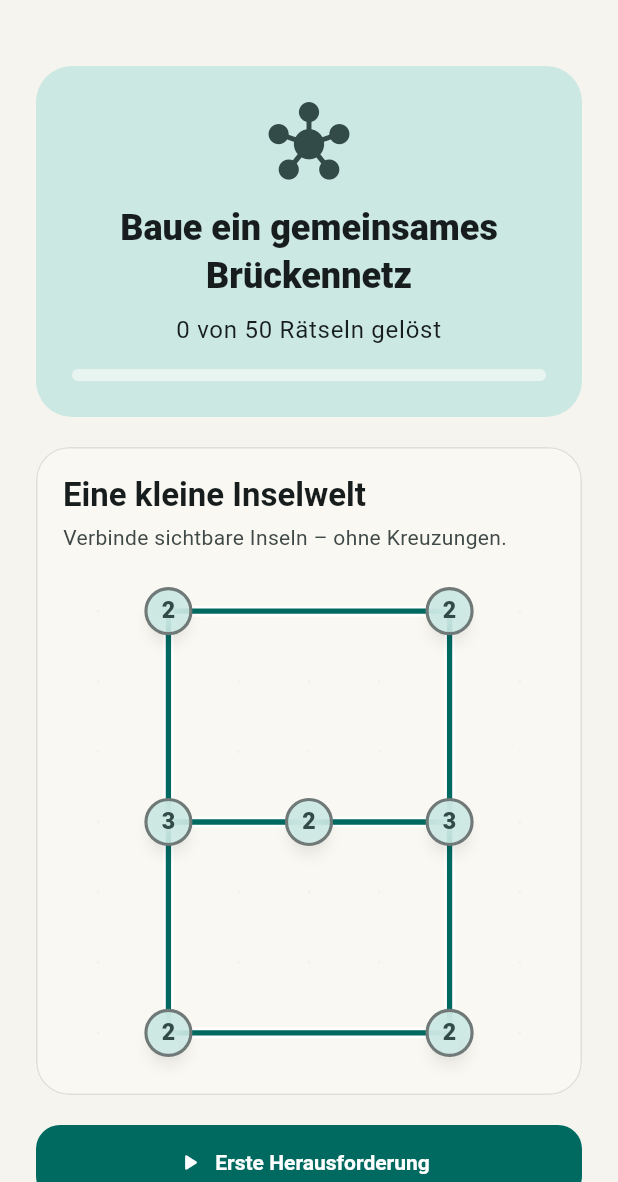
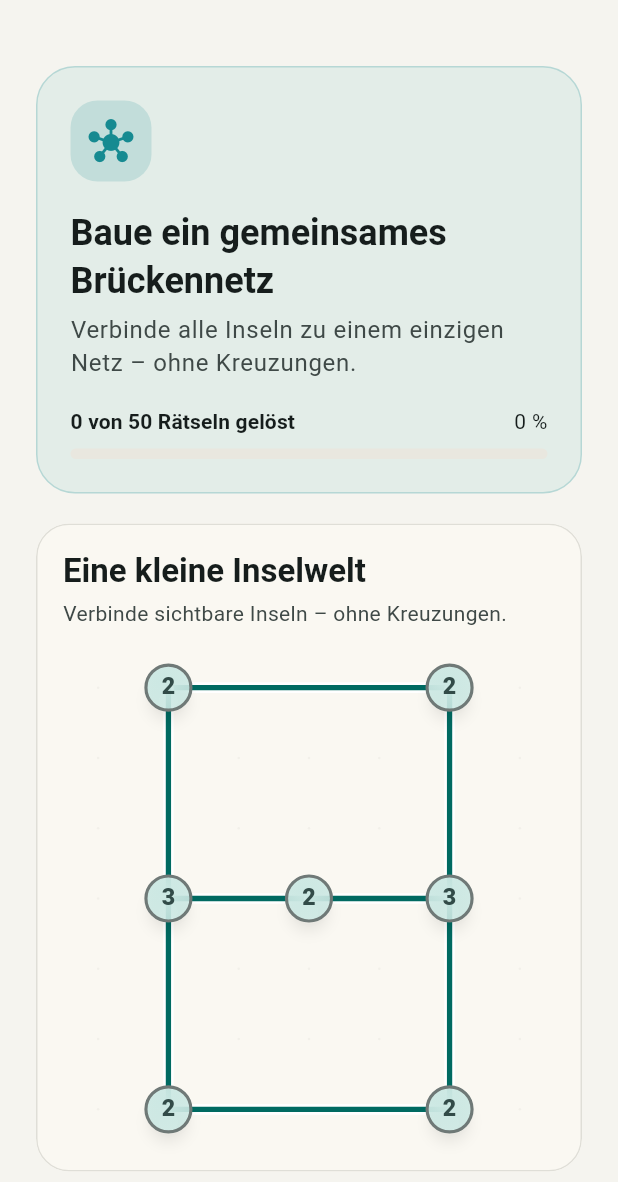
Before and after one commit to heinrichheinrichson-bit/PROJECT_LOGIC, a Flutter app: the screen it shows after launch, after a tap on "Hashi", on a phone screen of 412 x 824 dp, the part 54-1236 px from its top. Run offline on Flutter 3.47's test engine with Material 3 defaults, Android fonts, the phone set to English and light mode, and no system bars; our stand-ins replace shared_preferences.

Commit message:
Unify puzzle hub presentation

```diff
--- a/lib/app_theme.dart
+++ b/lib/app_theme.dart
@@ -98,6 +98,41 @@ abstract final class AppTheme {
           side: BorderSide(color: scheme.outlineVariant.withValues(alpha: .72)),
         ),
       ),
+      listTileTheme: ListTileThemeData(
+        contentPadding: const EdgeInsets.symmetric(horizontal: 18, vertical: 5),
+        iconColor: scheme.onSurfaceVariant,
+        titleTextStyle: textTheme.titleMedium?.copyWith(
+          color: scheme.onSurface,
+          fontWeight: FontWeight.w700,
+        ),
+        subtitleTextStyle: textTheme.bodyMedium?.copyWith(
+          color: scheme.onSurfaceVariant,
+          height: 1.3,
+        ),
+        shape: RoundedRectangleBorder(borderRadius: BorderRadius.circular(20)),
+      ),
+      expansionTileTheme: ExpansionTileThemeData(
+        iconColor: scheme.primary,
+        collapsedIconColor: scheme.onSurfaceVariant,
+        shape: RoundedRectangleBorder(borderRadius: BorderRadius.circular(22)),
+        collapsedShape:
+            RoundedRectangleBorder(borderRadius: BorderRadius.circular(22)),
+        tilePadding: const EdgeInsets.symmetric(horizontal: 18, vertical: 5),
+        childrenPadding: const EdgeInsets.only(bottom: 8),
+      ),
+      progressIndicatorTheme: ProgressIndicatorThemeData(
+        color: scheme.primary,
+        linearTrackColor: scheme.surfaceContainerHigh,
+        linearMinHeight: 7,
+      ),
+      tooltipTheme: TooltipThemeData(
+        decoration: BoxDecoration(
+          color: scheme.inverseSurface,
+          borderRadius: BorderRadius.circular(10),
+        ),
+        textStyle: TextStyle(color: scheme.onInverseSurface),
+        waitDuration: const Duration(milliseconds: 650),
+      ),
       dialogTheme: DialogThemeData(
         backgroundColor: scheme.surfaceContainerHigh,
         surfaceTintColor: Colors.transparent,
--- /dev/null
+++ b/lib/core/presentation/puzzle_hub_components.dart
@@ -0,0 +1,154 @@
+import 'package:flutter/material.dart';
+
+class PuzzleHubHeader extends StatelessWidget {
+  const PuzzleHubHeader({
+    required this.icon,
+    required this.title,
+    required this.description,
+    required this.accent,
+    this.progress,
+    this.progressLabel,
+    super.key,
+  });
+
+  final IconData icon;
+  final String title;
+  final String description;
+  final Color accent;
+  final double? progress;
+  final String? progressLabel;
+
+  @override
+  Widget build(BuildContext context) {
+    final colors = Theme.of(context).colorScheme;
+    final isDark = Theme.of(context).brightness == Brightness.dark;
+    return Container(
+      padding: const EdgeInsets.all(22),
+      decoration: BoxDecoration(
+        color: Color.alphaBlend(
+          accent.withValues(alpha: isDark ? .18 : .10),
+          colors.surfaceContainerLow,
+        ),
+        borderRadius: BorderRadius.circular(26),
+        border: Border.all(color: accent.withValues(alpha: isDark ? .34 : .22)),
+      ),
+      child: Column(
+        crossAxisAlignment: CrossAxisAlignment.start,
+        children: [
+          Container(
+            width: 54,
+            height: 54,
+            decoration: BoxDecoration(
+              color: accent.withValues(alpha: isDark ? .24 : .16),
+              borderRadius: BorderRadius.circular(18),
+            ),
+            child: Icon(icon, color: accent, size: 30),
+          ),
+          const SizedBox(height: 18),
+          Text(title, style: Theme.of(context).textTheme.headlineSmall),
+          const SizedBox(height: 6),
+          Text(
+            description,
+            style: Theme.of(context).textTheme.bodyLarge?.copyWith(
+                  color: colors.onSurfaceVariant,
+                  height: 1.35,
+                ),
+          ),
+          if (progress != null && progressLabel != null) ...[
+            const SizedBox(height: 18),
+            Row(
+              children: [
+                Expanded(
+                  child: Text(
+                    progressLabel!,
+                    style: Theme.of(context)
+                        .textTheme
+                        .labelLarge
+                        ?.copyWith(fontWeight: FontWeight.w700),
+                  ),
+                ),
+                Text('${(progress!.clamp(0, 1) * 100).round()} %'),
+              ],
+            ),
+            const SizedBox(height: 8),
+            LinearProgressIndicator(
+              value: progress!.clamp(0, 1),
+              minHeight: 7,
+              color: accent,
+              borderRadius: BorderRadius.circular(99),
+            ),
+          ],
+        ],
+      ),
+    );
+  }
+}
+
+class PuzzleHubAction extends StatelessWidget {
+  const PuzzleHubAction({
+    required this.icon,
+    required this.title,
+    required this.subtitle,
+    required this.accent,
+    required this.onTap,
+    this.prominent = false,
+    super.key,
+  });
+
+  final IconData icon;
+  final String title;
+  final String subtitle;
+  final Color accent;
+  final VoidCallback? onTap;
+  final bool prominent;
+
+  @override
+  Widget build(BuildContext context) {
+    final colors = Theme.of(context).colorScheme;
+    return Card(
+      color: prominent
+          ? Color.alphaBlend(
+              accent.withValues(alpha: .13), colors.surfaceContainerLow)
+          : null,
+      child: InkWell(
+        onTap: onTap,
+        borderRadius: BorderRadius.circular(22),
+        child: Padding(
+          padding: const EdgeInsets.symmetric(horizontal: 16, vertical: 14),
+          child: Row(
+            children: [
+              Container(
+                width: 54,
+                height: 54,
+                decoration: BoxDecoration(
+                  color: accent.withValues(alpha: .16),
+                  borderRadius: BorderRadius.circular(17),
+                ),
+                child: Icon(icon, color: accent),
+              ),
+              const SizedBox(width: 16),
+              Expanded(
+                child: Column(
+                  crossAxisAlignment: CrossAxisAlignment.start,
+                  children: [
+                    Text(title, style: Theme.of(context).textTheme.titleMedium),
+                    const SizedBox(height: 3),
+                    Text(
+                      subtitle,
+                      style: Theme.of(context).textTheme.bodyMedium?.copyWith(
+                            color: colors.onSurfaceVariant,
+                            height: 1.25,
+                          ),
+                    ),
+                  ],
+                ),
+              ),
+              const SizedBox(width: 8),
+              Icon(Icons.chevron_right_rounded, color: colors.onSurfaceVariant),
+            ],
+          ),
+        ),
+      ),
+    );
+  }
+}
--- a/lib/hashi_foundation.dart
+++ b/lib/hashi_foundation.dart
@@ -6,9 +6,11 @@ import 'package:flutter/foundation.dart';
 import 'package:flutter/material.dart';
 import 'package:shared_preferences/shared_preferences.dart';
 
+import 'app_theme.dart';
 import 'core/domain/game_identity.dart';
 import 'core/monetization/hint_economy.dart';
 import 'core/presentation/confirm_restart_dialog.dart';
+import 'core/presentation/puzzle_hub_components.dart';
 import 'core/statistics/game_statistics.dart';
 import 'app_preferences.dart';
 import 'game_storage.dart';
@@ -770,6 +772,8 @@ class _HashiHubScreenState extends State<HashiHubScreen> {
   @override
   Widget build(BuildContext context) {
     final colors = Theme.of(context).colorScheme;
+    final accent = AppTheme.gameColors['hashi']!;
+    final progress = _completed.length / hashiPuzzleCatalog.length;
     return Scaffold(
       appBar: AppBar(title: const Text('Hashi')),
       body: Center(
@@ -780,46 +784,15 @@ class _HashiHubScreenState extends State<HashiHubScreen> {
             child: Column(
               crossAxisAlignment: CrossAxisAlignment.stretch,
               children: [
-                Container(
-                  padding: const EdgeInsets.all(24),
-                  decoration: BoxDecoration(
-                    color: colors.secondaryContainer,
-                    borderRadius: BorderRadius.circular(24),
-                  ),
-                  child: Column(
-                    children: [
-                      Icon(
-                        Icons.hub_rounded,
-                        size: 54,
-                        color: colors.onSecondaryContainer,
-                      ),
-                      const SizedBox(height: 14),
-                      Text(
-                        'Baue ein gemeinsames Brückennetz',
-                        textAlign: TextAlign.center,
-                        style: Theme.of(context)
-                            .textTheme
-                            .headlineSmall
-                            ?.copyWith(fontWeight: FontWeight.w800),
-                      ),
-                      const SizedBox(height: 8),
-                      Text(
-                        '${_completed.length} von ${hashiPuzzleCatalog.length} Rätseln gelöst',
-                        textAlign: TextAlign.center,
-                        style: Theme.of(context).textTheme.bodyLarge,
-                      ),
-                      const SizedBox(height: 14),
-                      ClipRRect(
-                        borderRadius: BorderRadius.circular(99),
-                        child: LinearProgressIndicator(
-                          minHeight: 8,
-                          value: _completed.length / hashiPuzzleCatalog.length,
-                          backgroundColor:
-                              colors.surface.withValues(alpha: 0.55),
-                        ),
-                      ),
-                    ],
-                  ),
+                PuzzleHubHeader(
+                  icon: Icons.hub_rounded,
+                  title: 'Baue ein gemeinsames Brückennetz',
+                  description:
+                      'Verbinde alle Inseln zu einem einzigen Netz – ohne Kreuzungen.',
+                  accent: accent,
+                  progress: progress,
+                  progressLabel:
+                      '${_completed.length} von ${hashiPuzzleCatalog.length} Rätseln gelöst',
                 ),
                 const SizedBox(height: 20),
                 Card(
@@ -854,20 +827,25 @@ class _HashiHubScreenState extends State<HashiHubScreen> {
                   ),
                 ),
                 const SizedBox(height: 20),
-                FilledButton.icon(
-                  onPressed: () => _openPuzzle(_nextPuzzle),
-                  icon: const Icon(Icons.play_arrow_rounded),
-                  label: Text(
-                    _completed.isEmpty
-                        ? 'Erste Herausforderung'
-                        : _completed.length == hashiPuzzleCatalog.length
-                            ? 'Noch einmal spielen'
-                            : 'Nächstes ungelöstes Rätsel',
-                  ),
+                PuzzleHubAction(
+                  icon: Icons.play_arrow_rounded,
+                  title: _completed.isEmpty
+                      ? 'Erste Herausforderung'
+                      : _completed.length == hashiPuzzleCatalog.length
+                          ? 'Noch einmal spielen'
+                          : 'Nächstes ungelöstes Rätsel',
+                  subtitle: 'Direkt mit deiner Sammlung weitermachen',
+                  accent: accent,
+                  prominent: true,
+                  onTap: () => _openPuzzle(_nextPuzzle),
                 ),
                 const SizedBox(height: 12),
-                OutlinedButton.icon(
-                  onPressed: () async {
+                PuzzleHubAction(
+                  icon: Icons.apps_rounded,
+                  title: 'Rätselsammlung',
+                  subtitle: '50 handverlesene Brückennetze entdecken',
+                  accent: accent,
+                  onTap: () async {
                     await Navigator.of(context).push(
                       MaterialPageRoute<void>(
                         builder: (_) => const HashiCatalogScreen(),
@@ -875,33 +853,37 @@ class _HashiHubScreenState extends State<HashiHubScreen> {
                     );
                     await _refreshProgress();
                   },
-                  icon: const Icon(Icons.apps_rounded),
-                  label: const Text('Rätselsammlung'),
                 ),
                 const SizedBox(height: 12),
-                OutlinedButton.icon(
-                  onPressed: () => Navigator.of(context).push(
+                PuzzleHubAction(
+                  icon: Icons.auto_awesome_rounded,
+                  title: 'Zufallsrätsel',
+                  subtitle: 'Ein neues Brückennetz erzeugen lassen',
+                  accent: accent,
+                  onTap: () => Navigator.of(context).push(
                     MaterialPageRoute<void>(
                       builder: (_) => const HashiRandomSetupScreen(),
                     ),
                   ),
-                  icon: const Icon(Icons.auto_awesome_rounded),
-                  label: const Text('Zufallsrätsel'),
                 ),
                 if (widget.onOpenDaily != null) ...[
                   const SizedBox(height: 12),
-                  OutlinedButton.icon(
-                    onPressed: widget.onOpenDaily,
-                    icon: const Icon(Icons.calendar_today_outlined),
-                    label: const Text('Tagesrätsel & Kalender'),
+                  PuzzleHubAction(
+                    icon: Icons.calendar_today_outlined,
+                    title: 'Tagesrätsel & Kalender',
+                    subtitle: 'Heute spielen oder vergangene Tage nachholen',
+                    accent: accent,
+                    onTap: widget.onOpenDaily,
                   ),
                 ],
                 if (widget.onOpenStatistics != null) ...[
                   const SizedBox(height: 12),
-                  OutlinedButton.icon(
-                    onPressed: widget.onOpenStatistics,
-                    icon: const Icon(Icons.insights_outlined),
-                    label: const Text('Hashi-Statistik'),
+                  PuzzleHubAction(
+                    icon: Icons.insights_outlined,
+                    title: 'Hashi-Statistik',
+                    subtitle: 'Bestzeiten, Spielzeit und Fortschritt',
+                    accent: accent,
+                    onTap: widget.onOpenStatistics,
                   ),
                 ],
                 const SizedBox(height: 12),
```
